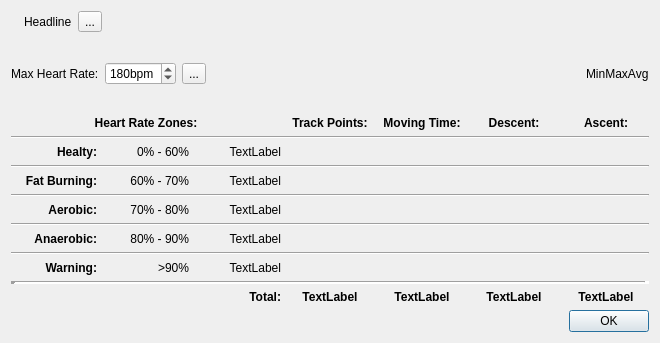
Qt form src/qmapshack/gis/trk/IHeartRateZonesDialog.ui (kkarsten62/qmapshack) before a commit.
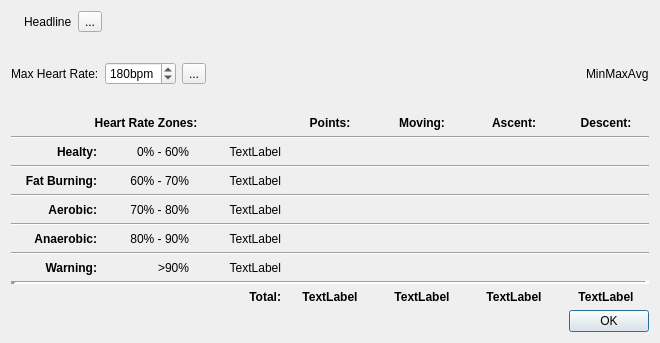
The same form after that commit. Icons and pictures are not drawn.

Commit message: Work on compute HR values.

The edit to the form file:
```diff
--- a/src/qmapshack/gis/trk/IHeartRateZonesDialog.ui
+++ b/src/qmapshack/gis/trk/IHeartRateZonesDialog.ui
@@ -204,7 +204,7 @@
           </font>
          </property>
          <property name="text">
-          <string>Track Points:</string>
+          <string>Points:</string>
          </property>
          <property name="alignment">
           <set>Qt::AlignCenter</set>
@@ -252,7 +252,7 @@
           </font>
          </property>
          <property name="text">
-          <string>Ascent:</string>
+          <string>Descent:</string>
          </property>
          <property name="alignment">
           <set>Qt::AlignCenter</set>
@@ -300,7 +300,7 @@
           </font>
          </property>
          <property name="text">
-          <string>Descent:</string>
+          <string>Ascent:</string>
          </property>
          <property name="alignment">
           <set>Qt::AlignCenter</set>
@@ -394,7 +394,7 @@
           </font>
          </property>
          <property name="text">
-          <string>Moving Time:</string>
+          <string>Moving:</string>
          </property>
          <property name="alignment">
           <set>Qt::AlignCenter</set>
```
The commit also changes 2 other files.
